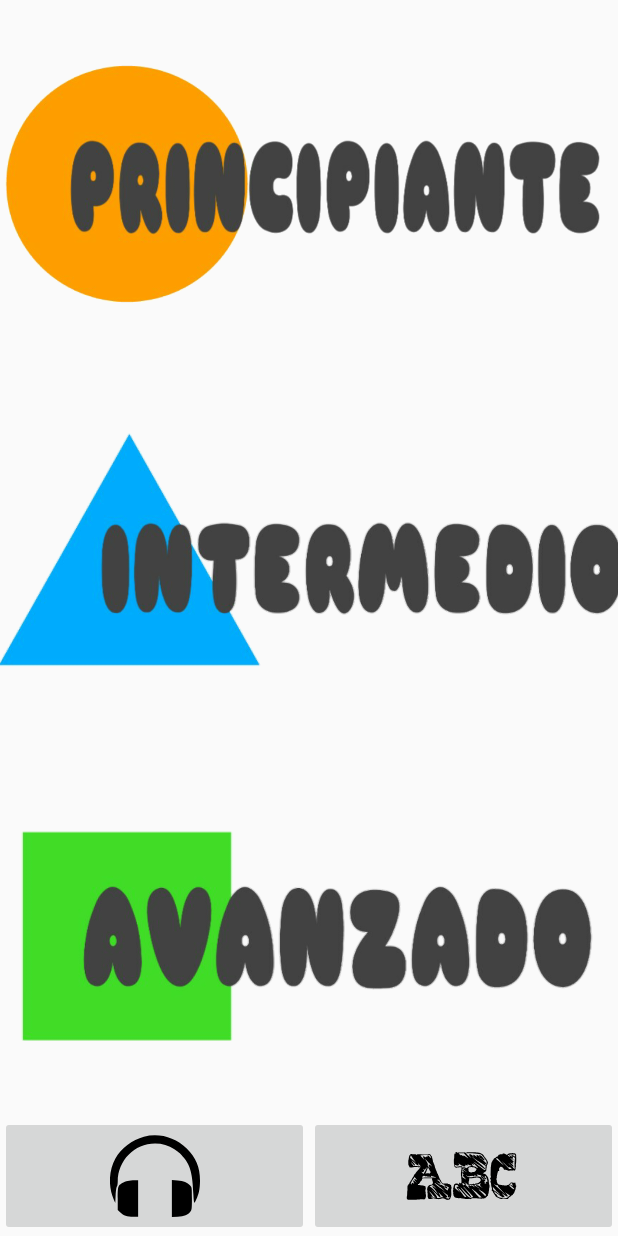
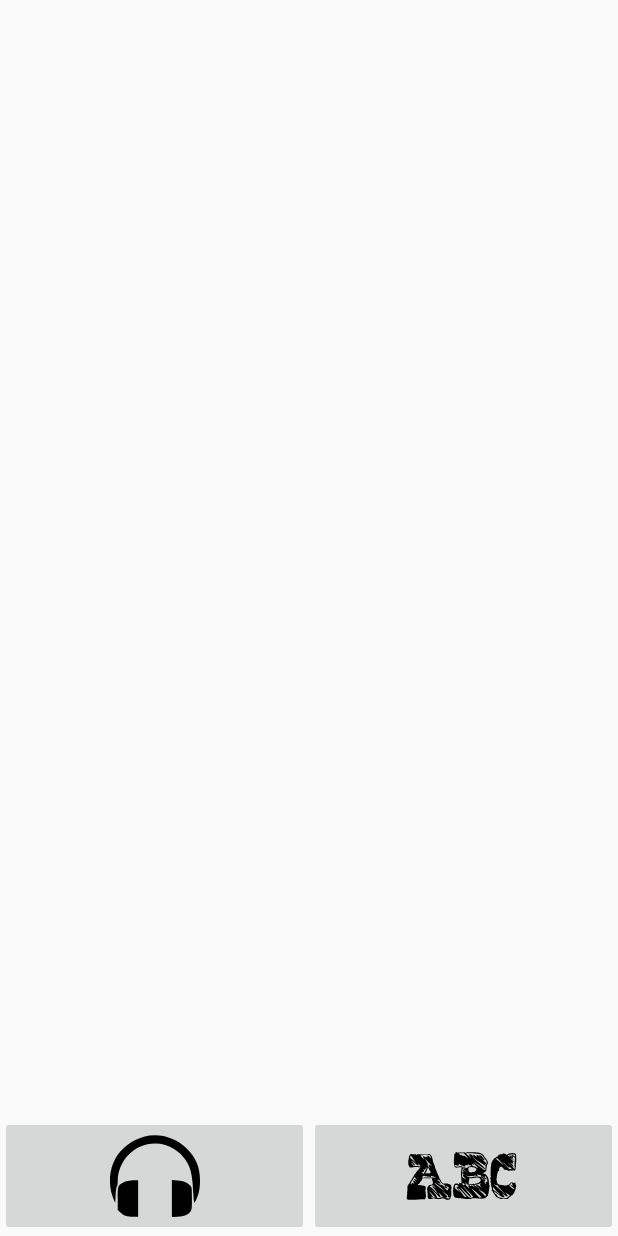
Before and after one commit to 00120717/PDM_Proyecto_01_2019, an Android app: the LevelsActivity screen opened directly, with no data from a screen before it, on a phone screen of 412 x 824 dp. Run offline under Robolectric (Android 15) with nearby library versions, the light colour scheme and no system bars; 2 statements that could not run were skipped.

Commit message:
avance UI

```diff
--- a/app/src/main/java/com/example/pdm_project/LevelBarFragment.kt
+++ /dev/null
@@ -1,61 +0,0 @@
-package com.example.pdm_project
-
-import android.content.Context
-import android.os.Bundle
-import android.view.LayoutInflater
-import android.view.View
-import android.view.ViewGroup
-import androidx.fragment.app.Fragment
-import kotlinx.android.synthetic.main.fragment_levels_bar.*
-
-class LevelBarFragment: Fragment(){
-    private var listener: OnTabListener? = null
-
-    override fun onCreateView(
-        inflater: LayoutInflater, container: ViewGroup?,
-        savedInstanceState: Bundle?
-    ): View? {
-        // Inflate the layout for this fragment
-        return inflater.inflate(R.layout.fragment_levels_bar, container, false).apply {
-            btn_sounds.setOnClickListener {
-                onButtonPressed(Level.SONIDOS)
-            }
-            btn_exercises.setOnClickListener {
-                onButtonPressed(Level.EJERCICIOS)
-            }
-
-        }
-    }
-
-    fun onButtonPressed(season: String) {
-        listener?.onLevelSelect(season)
-    }
-
-    override fun onAttach(context: Context) {
-        super.onAttach(context)
-        if (context is OnTabListener) {
-            listener = context
-        } else {
-            throw RuntimeException(context.toString() + " must implement OnTabListener")
-        }
-    }
-
-    override fun onDetach() {
-        super.onDetach()
-        listener = null
-    }
-
-    interface OnTabListener {
-        fun onLevelSelect(season: String)
-    }
-
-    companion object {
-
-        @JvmStatic
-        fun newInstance() =
-            LevelBarFragment().apply {
-            }
-    }
-
-
-}
--- a/app/src/main/java/com/example/pdm_project/LevelsActivity.kt
+++ b/app/src/main/java/com/example/pdm_project/LevelsActivity.kt
@@ -1,11 +1,10 @@
 package com.example.pdm_project
 
 import android.os.Bundle
-import android.os.PersistableBundle
 import androidx.appcompat.app.AppCompatActivity
 import kotlinx.android.synthetic.main.fragment_levels_bar.*
 
-class LevelsActivity: AppCompatActivity(),LevelBarFragment.OnTabListener{
+class LevelsActivity: AppCompatActivity(){
 
     lateinit var viewModelLevel: LevelViewModel
 
@@ -13,34 +12,29 @@ class LevelsActivity: AppCompatActivity(),LevelBarFragment.OnTabListener{
         super.onCreate(savedInstanceState)
         setContentView(R.layout.activity_levels)
 
-        if (savedInstanceState == null) {
-            var fragment: LevelsFragment = LevelsFragment.newInstance()
-            supportFragmentManager
-                .beginTransaction()
-                .add(R.id.fl_content, fragment).commit()
+
+        btn_exercises.setOnClickListener {
+            changeFragmentExercises()
         }
 
         btn_sounds.setOnClickListener {
-            changeFragmentType()
-        }
 
-        btn_exercises.setOnClickListener {
-            changeFragmentType()
+            changeFragmentSounds()
         }
 
     }
 
+    fun changeFragmentSounds() {
+        var fragment = LevelsSoundsFragment.newInstance()
 
-    override fun onLevelSelect(typeLevel: String) {
-
-        viewModelLevel.sounds = typeLevel
-
-        changeFragmentType()
+        supportFragmentManager
+            .beginTransaction()
+            .replace(R.id.fl_content, fragment)
+            .commit()
     }
 
-
-    fun changeFragmentType() {
-        var fragment = LevelsFragment.newInstance()
+    fun changeFragmentExercises() {
+        var fragment = LevelsExcersicesFragment.newInstance()
 
         supportFragmentManager
             .beginTransaction()
--- a/app/src/main/java/com/example/pdm_project/LevelsFragment.kt
+++ b/app/src/main/java/com/example/pdm_project/LevelsExcersicesFragment.kt
@@ -7,7 +7,7 @@ import android.view.ViewGroup
 import androidx.fragment.app.Fragment
 import androidx.lifecycle.ViewModelProviders
 
-class LevelsFragment: Fragment(){
+class LevelsExcersicesFragment: Fragment(){
 
     override fun onCreate(savedInstanceState: Bundle?) {
         super.onCreate(savedInstanceState)
@@ -21,19 +21,14 @@ class LevelsFragment: Fragment(){
         inflater: LayoutInflater, container: ViewGroup?,
         savedInstanceState: Bundle?
     ): View? {
-        // Inflate the layout for this fragment
-        return inflater.inflate(R.layout.fragment_levels_sounds, container, false).apply {
-
-            var level = model.sounds
-
-
-        }
+        // Inflate the layout for this fragment //apply para agregar funcionamiento al fragmento
+        return inflater.inflate(R.layout.fragment_levels_excersices, container, false)
     }
 
     companion object {
         @JvmStatic
         fun newInstance() =
-            LevelsFragment()
+            LevelsExcersicesFragment()
 
     }
 
--- a/app/src/main/res/layout/activity_levels.xml
+++ b/app/src/main/res/layout/activity_levels.xml
@@ -1,28 +1,43 @@
 <?xml version="1.0" encoding="utf-8"?>
-<RelativeLayout xmlns:android="http://schemas.android.com/apk/res/android"
+<LinearLayout xmlns:android="http://schemas.android.com/apk/res/android"
                 xmlns:tools="http://schemas.android.com/tools"
                 android:layout_width="match_parent"
                 android:layout_height="match_parent"
+              android:orientation="vertical"
                 tools:context=".MainActivity">
 
     <FrameLayout
             android:layout_width="match_parent"
             android:id="@+id/fl_content"
-            android:layout_height="wrap_content"
-            android:layout_above="@id/fg_bar_opcion"
+            android:layout_height="0dp"
+            android:layout_weight="3"
             >
 
 
     </FrameLayout>
 
-    <fragment
-            android:id="@+id/fg_bar_opcion"
-            class="com.example.pdm_project.LevelBarFragment"
-            android:layout_width="match_parent"
-            android:layout_height="wrap_content"
-            android:layout_alignParentBottom="true"
+    <LinearLayout xmlns:android="http://schemas.android.com/apk/res/android"
+                  xmlns:tools="http://schemas.android.com/tools"
+                  android:layout_width="match_parent"
+                  android:layout_height="wrap_content"
+                  android:orientation="horizontal"
+                  tools:context=".LevelBarFragment">
 
-            tools:layout="@layout/fragment_levels_bar"/>
+        <ImageButton
+                android:id="@+id/btn_sounds"
+                android:layout_width="0dp"
+                android:layout_height="wrap_content"
+                android:layout_weight="1"
+                android:src="@drawable/ic_audi"/>
+
+        <ImageButton
+                android:id="@+id/btn_exercises"
+                android:layout_width="0dp"
+                android:layout_height="match_parent"
+                android:layout_weight="1"
+                android:src="@drawable/ic_abc"/>
+
+    </LinearLayout>
 
 
-</RelativeLayout>
+</LinearLayout>
--- a/app/src/main/res/layout/fragment_levels_bar.xml
+++ /dev/null
@@ -1,23 +0,0 @@
-<?xml version="1.0" encoding="utf-8"?>
-<LinearLayout xmlns:android="http://schemas.android.com/apk/res/android"
-              xmlns:tools="http://schemas.android.com/tools"
-              android:layout_width="match_parent"
-              android:layout_height="wrap_content"
-              android:orientation="horizontal"
-              tools:context=".LevelBarFragment">
-
-    <ImageButton
-            android:id="@+id/btn_sounds"
-            android:layout_width="0dp"
-            android:layout_height="wrap_content"
-            android:layout_weight="1"
-            android:src="@drawable/ic_audi"/>
-
-    <ImageButton
-            android:id="@+id/btn_exercises"
-            android:layout_width="0dp"
-            android:layout_height="match_parent"
-            android:layout_weight="1"
-            android:src="@drawable/ic_abc"/>
-
-</LinearLayout>
```
Also changed, not shown: app/src/main/java/com/example/pdm_project/LevelsSoundsFragment.kt (added, +33 -0 lines).
